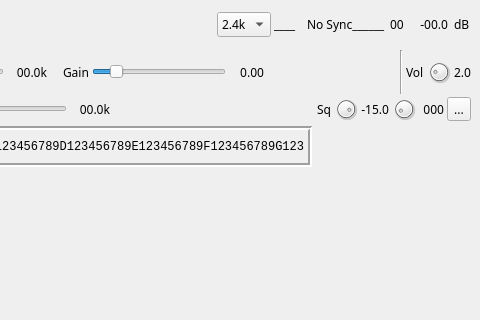
Qt form plugins/channel/demoddsd/dsddemodgui.ui (f4exb/sdrangel) before a commit; both pictures show x 167 to 647 and y 0 to 320 of the 647 by 841 pixel window.
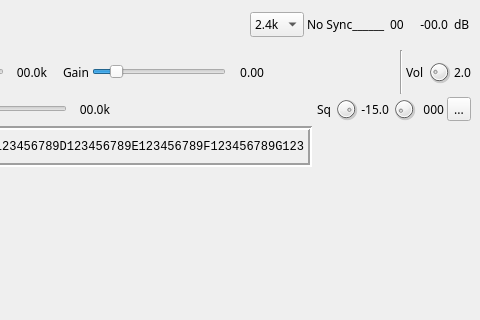
The same form after that commit. Icons and pictures are not drawn. Custom widgets are drawn as their Qt base class.

Commit message: DSD plugin: removed reference to modulation entirely. Bump to version 2.1.2

Patch:
```diff
--- a/plugins/channel/demoddsd/dsddemodgui.ui
+++ b/plugins/channel/demoddsd/dsddemodgui.ui
@@ -176,22 +176,6 @@
         </item>
        </widget>
       </item>
-      <item>
-       <widget class="QLabel" name="modulationText">
-        <property name="minimumSize">
-         <size>
-          <width>30</width>
-          <height>0</height>
-         </size>
-        </property>
-        <property name="toolTip">
-         <string>Modulation type detected</string>
-        </property>
-        <property name="text">
-         <string>____</string>
-        </property>
-       </widget>
-      </item>
       <item>
        <widget class="QLabel" name="syncText">
         <property name="minimumSize">
```
The commit also changes 6 other files.
